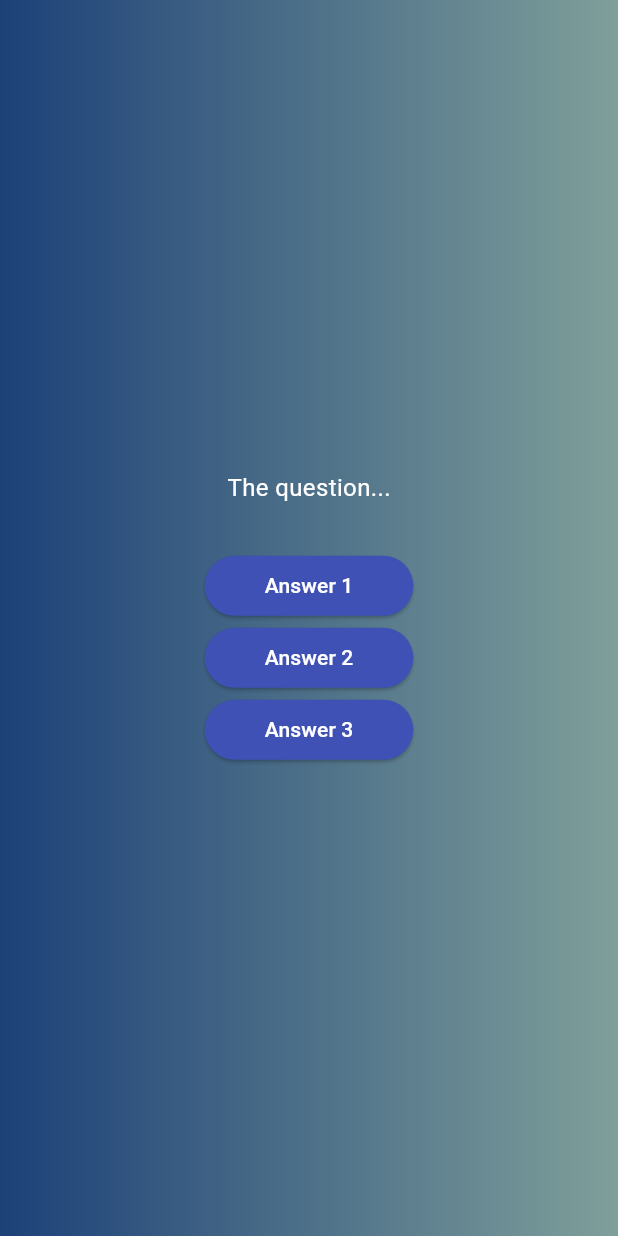
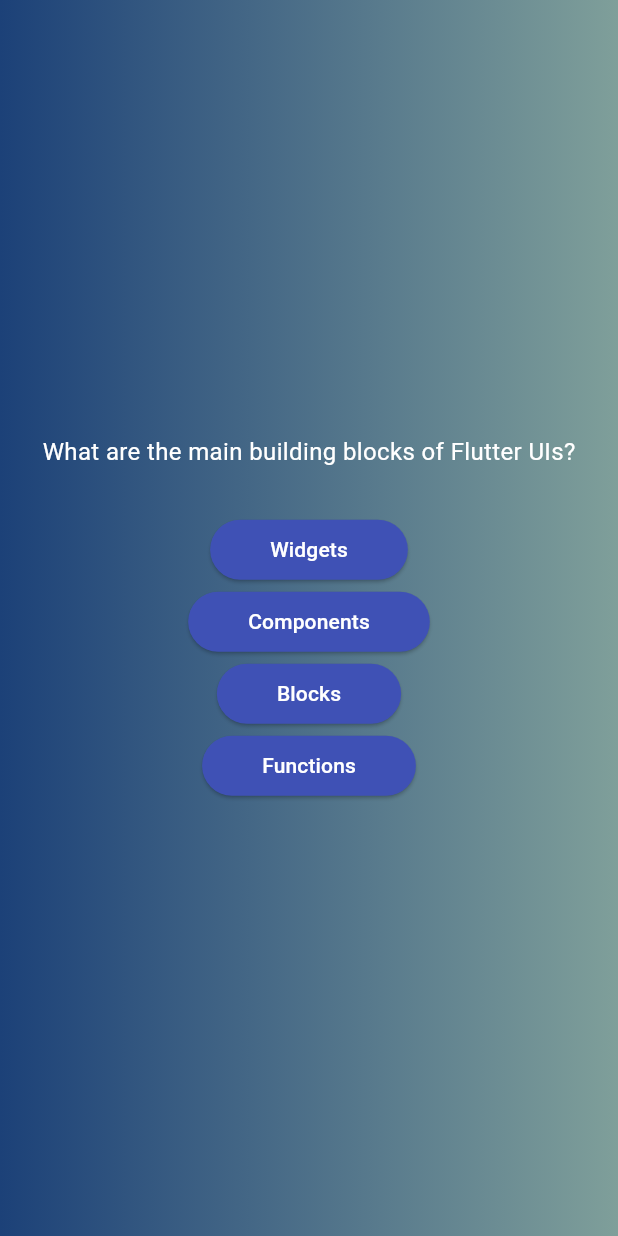
Before and after one commit to Chaabijose/QuizzApp, a Flutter app: the screen it shows after launch, after a tap on "Start Quiz", on a phone screen of 412 x 824 dp. Run offline on Flutter 3.47's test engine with Material 3 defaults, Android fonts, the phone set to English and light mode, and no system bars.

Commit message:
accessing List Elements & Object properties

```diff
--- a/lib/screens/questions/questions_screen.dart
+++ b/lib/screens/questions/questions_screen.dart
@@ -1,4 +1,5 @@
 import 'package:flutter/material.dart';
+import 'package:quizz_app/data/questions.dart';
 import 'package:quizz_app/widgets/answer_button.dart';
 
 class QuestionsScreen extends StatefulWidget {
@@ -11,6 +12,7 @@ class QuestionsScreen extends StatefulWidget {
 }
 
 class _QuestionsState extends State<QuestionsScreen> {
+  final currentQuestion = questions[0];
   @override
   Widget build(BuildContext context) {
     return SizedBox(
@@ -18,14 +20,15 @@ class _QuestionsState extends State<QuestionsScreen> {
       child: Column(
         mainAxisAlignment: MainAxisAlignment.center,
         children: [
-          Text("The question...", style: TextStyle(
+          Text(currentQuestion.text, style: TextStyle(
             color: Colors.white,
             fontSize: 16,
           ),),
           SizedBox(height: 30),
-          AnswerButton(answerText: 'Answer 1', onTap: (){}),
-          AnswerButton(answerText: 'Answer 2', onTap: (){}),
-          AnswerButton(answerText: 'Answer 3', onTap: (){}),
+          AnswerButton(answerText: currentQuestion.answers[0], onTap: (){}),
+          AnswerButton(answerText: currentQuestion.answers[1], onTap: (){}),
+          AnswerButton(answerText: currentQuestion.answers[2], onTap: (){}),
+          AnswerButton(answerText: currentQuestion.answers[3], onTap: (){}),
         ],
       ),
     );
```
